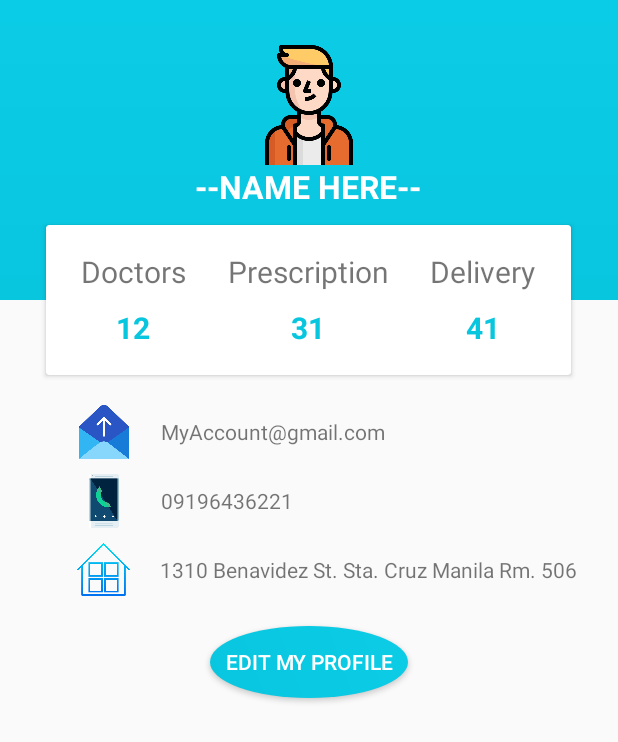
After one commit to Jrmlmnq/NBTMediko, an Android app: the layout profile_page_here.xml on its own in the app's theme, with its tools: preview values and no code run, on a phone screen of 412 x 824 dp. The commit adds this screen. Shown: the top 742 px of the screen. Run offline under Robolectric (Android 15) with nearby library versions, the phone set to English and light mode, and no system bars.

Commit message:
These are raphael changes

```diff
--- /dev/null
+++ b/app/src/main/res/drawable/buttonbackground.xml
@@ -0,0 +1,14 @@
+<?xml version="1.0" encoding="utf-8"?>
+
+<shape android:shape="oval" xmlns:android="http://schemas.android.com/apk/res/android">
+    <gradient android:angle="45"
+        android:startColor="@color/colorPBlue"
+        android:endColor="@color/colorEBlue"/>
+    <corners
+        android:radius="45dp"/>
+    <padding
+        android:bottom="10dp"
+        android:left="10dp"
+        android:top="10dp"
+        android:right="10dp" />
+</shape>
--- /dev/null
+++ b/app/src/main/res/drawable/circlebackgroundwhite.xml
@@ -0,0 +1,5 @@
+<?xml version="1.0" encoding="utf-8"?>
+
+<shape android:shape="oval" xmlns:android="http://schemas.android.com/apk/res/android">
+    <solid android:color="@color/colorWhite"/>
+</shape>
--- /dev/null
+++ b/app/src/main/res/drawable/gradientbackground.xml
@@ -0,0 +1,6 @@
+<?xml version="1.0" encoding="utf-8"?>
+<shape xmlns:android="http://schemas.android.com/apk/res/android">
+<gradient android:angle="90"
+    android:startColor="@color/colorPBlue"
+    android:endColor="@color/colorEBlue"/>
+</shape>
--- a/app/src/main/res/layout/activity_main.xml
+++ b/app/src/main/res/layout/activity_main.xml
@@ -190,13 +190,13 @@
                         android:layout_width="150dp"
                         android:layout_height="150dp"
                         android:background="@drawable/circlebackgroundpeach"/>
-                    >
                     <ImageView
                         android:layout_width="120dp"
                         android:layout_height="120dp"
                         android:src="@drawable/boy"
                         android:layout_centerInParent="true"
-                        android:paddingBottom="40dp"/>
+                        android:paddingBottom="40dp"
+                        android:paddingRight="5dp"/>
                     <TextView
                         android:layout_width="wrap_content"
                         android:layout_height="wrap_content"
--- /dev/null
+++ b/app/src/main/res/layout/list_of_medicine.xml
@@ -0,0 +1,32 @@
+<?xml version="1.0" encoding="utf-8"?>
+
+<ScrollView xmlns:android="http://schemas.android.com/apk/res/android"
+    android:layout_width="match_parent"
+    android:layout_height="match_parent"
+    android:padding="10dp">
+    <LinearLayout
+        android:layout_width="match_parent"
+        android:layout_height="match_parent"
+        android:orientation="vertical">
+        <Button
+            android:layout_width="match_parent"
+            android:layout_height="match_parent"
+            android:text="A MEDICINE"/>
+        <Button
+            android:layout_width="match_parent"
+            android:layout_height="match_parent"
+            android:text="B MEDICINE"/>
+        <Button
+            android:layout_width="match_parent"
+            android:layout_height="match_parent"
+            android:text="C Medicine"/>
+        <Button
+            android:layout_width="match_parent"
+            android:layout_height="match_parent"
+            android:text="D MEDICINE"/>
+        <Button
+            android:layout_width="match_parent"
+            android:layout_height="match_parent"
+            android:text="E MEDICINE"/>
+    </LinearLayout>
+</ScrollView>
--- /dev/null
+++ b/app/src/main/res/layout/profile_page_here.xml
@@ -0,0 +1,181 @@
+<?xml version="1.0" encoding="utf-8"?>
+<LinearLayout
+    xmlns:android="http://schemas.android.com/apk/res/android"
+    android:layout_width="match_parent"
+    android:layout_height="match_parent"
+    android:background="@color/colorGray"
+    android:orientation="vertical">
+    <RelativeLayout
+        android:layout_width="match_parent"
+        android:layout_height="270dp">
+        <LinearLayout
+            android:background="@drawable/gradientbackground"
+            android:layout_width="match_parent"
+            android:layout_height="200dp"
+            android:orientation="vertical">
+            <ImageView
+                android:layout_marginTop="30dp"
+                android:layout_width="80dp"
+                android:layout_height="80dp"
+                android:src="@drawable/boy"
+                android:layout_gravity="center_horizontal"/>
+            <TextView
+                android:layout_gravity="center_horizontal"
+                android:layout_width="wrap_content"
+                android:layout_height="wrap_content"
+                android:text="--NAME HERE--"
+                android:textColor="#fff"
+                android:textSize="21sp"
+                android:textStyle="bold"/>
+        </LinearLayout>
+        <android.support.v7.widget.CardView
+            android:layout_width="350dp"
+            android:layout_height="100dp"
+            android:layout_centerHorizontal="true"
+            android:layout_marginTop="150dp">
+            <LinearLayout
+                android:layout_width="match_parent"
+                android:layout_height="match_parent"
+                android:orientation="horizontal"
+                android:weightSum="3">
+                <LinearLayout
+                    android:gravity="center"
+                    android:orientation="vertical"
+                    android:layout_width="0dp"
+                    android:layout_weight="1"
+                    android:layout_height="match_parent">
+                    <TextView
+                        android:layout_width="wrap_content"
+                        android:layout_height="wrap_content"
+                        android:text="Doctors"
+                        android:textSize="20sp"/>
+                    <TextView
+                        android:layout_width="wrap_content"
+                        android:layout_height="wrap_content"
+                        android:text="12"
+                        android:textSize="20sp"
+                        android:textStyle="bold"
+                        android:paddingTop="10dp"
+                        android:textColor="@color/colorPBlue"/>
+                </LinearLayout>
+                <LinearLayout
+                    android:gravity="center"
+                    android:orientation="vertical"
+                    android:layout_width="0dp"
+                    android:layout_weight="1"
+                    android:layout_height="match_parent">
+                    <TextView
+                        android:layout_width="wrap_content"
+                        android:layout_height="wrap_content"
+                        android:text="Prescription"
+                        android:textSize="20sp"/>
+                    <TextView
+                        android:layout_width="wrap_content"
+                        android:layout_height="wrap_content"
+                        android:text="31"
+                        android:textSize="20sp"
+                        android:textStyle="bold"
+                        android:paddingTop="10dp"
+                        android:textColor="@color/colorPBlue"/>
+                </LinearLayout>
+                <LinearLayout
+                    android:gravity="center"
+                    android:orientation="vertical"
+                    android:layout_width="0dp"
+                    android:layout_weight="1"
+                    android:layout_height="match_parent">
+                    <TextView
+                        android:layout_width="wrap_content"
+                        android:layout_height="wrap_content"
+                        android:text="Delivery"
+                        android:textSize="20sp"/>
+                    <TextView
+                        android:layout_width="wrap_content"
+                        android:layout_height="wrap_content"
+                        android:text="41"
+                        android:textSize="20sp"
+                        android:textStyle="bold"
+                        android:paddingTop="10dp"
+                        android:textColor="@color/colorPBlue"/>
+                </LinearLayout>
+            </LinearLayout>
+        </android.support.v7.widget.CardView>
+    </RelativeLayout>
+    <LinearLayout
+        android:layout_width="360dp"
+        android:layout_height="wrap_content"
+        android:orientation="vertical"
+        android:layout_gravity="center"
+        android:layout_marginTop="0dp">
+        <LinearLayout
+            android:orientation="horizontal"
+            android:paddingLeft="25dp"
+            android:layout_width="match_parent"
+            android:layout_height="wrap_content">
+            <ImageView
+                android:layout_width="36dp"
+                android:layout_height="36dp"
+                android:src="@drawable/email"/>
+            <TextView
+                android:layout_gravity="center_vertical"
+                android:layout_width="wrap_content"
+                android:layout_height="wrap_content"
+                android:paddingLeft="20dp"
+                android:text="MyAccount@gmail.com"/>
+        </LinearLayout>
+    </LinearLayout>
+    <LinearLayout
+        android:layout_width="360dp"
+        android:layout_height="wrap_content"
+        android:orientation="vertical"
+        android:layout_gravity="center"
+        android:layout_marginTop="10dp">
+        <LinearLayout
+            android:orientation="horizontal"
+            android:paddingLeft="25dp"
+            android:layout_width="match_parent"
+            android:layout_height="wrap_content">
+            <ImageView
+                android:layout_width="36dp"
+                android:layout_height="36dp"
+                android:src="@drawable/smartphone"/>
+            <TextView
+                android:layout_gravity="center_vertical"
+                android:layout_width="wrap_content"
+                android:layout_height="wrap_content"
+                android:paddingLeft="20dp"
+                android:text="09196436221"/>
+        </LinearLayout>
+    </LinearLayout>
+    <LinearLayout
+        android:layout_width="360dp"
+        android:layout_height="wrap_content"
+        android:orientation="vertical"
+        android:layout_gravity="center"
+        android:layout_marginTop="10dp">
+        <LinearLayout
+            android:orientation="horizontal"
+            android:paddingLeft="25dp"
+            android:layout_width="match_parent"
+            android:layout_height="wrap_content">
+            <ImageView
+                android:layout_width="35dp"
+                android:layout_height="35dp"
+                android:src="@drawable/home"/>
+            <TextView
+                android:layout_gravity="center_vertical"
+                android:layout_width="wrap_content"
+                android:layout_height="wrap_content"
+                android:paddingLeft="20dp"
+                android:text="1310 Benavidez St. Sta. Cruz Manila Rm. 506"/>
+        </LinearLayout>
+    </LinearLayout>
+    <Button
+        android:textColor="#fff"
+        android:background="@drawable/buttonbackground"
+        android:layout_marginTop="20dp"
+        android:layout_gravity="center_horizontal"
+        android:layout_width="wrap_content"
+        android:layout_height="wrap_content"
+        android:text="Edit My Profile"/>
+</LinearLayout>
--- a/app/src/main/res/values/colors.xml
+++ b/app/src/main/res/values/colors.xml
@@ -9,4 +9,8 @@
     <color name="colorGreen">#98FB98</color>
     <color name="colorSamsung">#0c4da2</color>
     <color name="colorPeach">#FFDAB9</color>
+    <color name="colorGray">#fafafa</color>
+    <color name="colorPBlue">#09c6df</color>
+    <color name="colorEBlue">#0bcce6</color>
+    <color name="colorWhite">#ffffff</color>
 </resources>
```
Also changed, not shown: app/src/main/res/drawable/email.png (added), app/src/main/res/drawable/home.png (added), app/src/main/res/drawable/smartphone.png (added).
